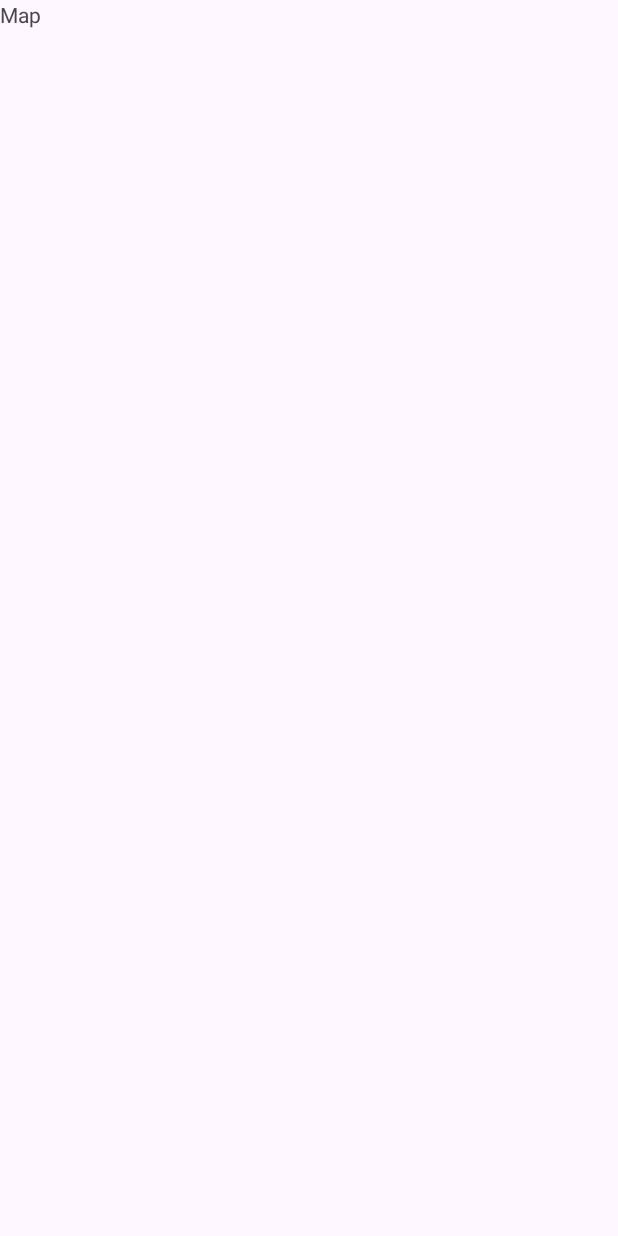
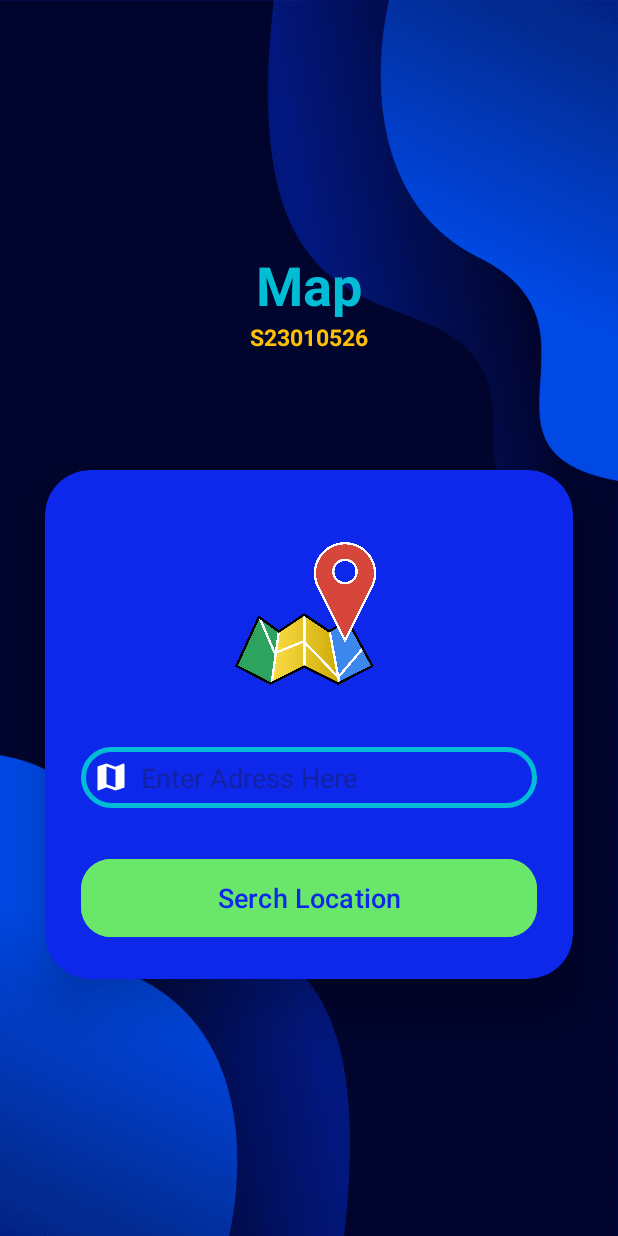
Before and after one commit to AsithaKanchana1/lab-activity-android-1, an Android app: the MapActivity screen opened directly, with no data from a screen before it, on a phone screen of 412 x 824 dp. Before the commit the screen is almost empty. Run offline under Robolectric (Android 15) with nearby library versions, the phone set to English and light mode, and no system bars.

```diff
--- a/app/build.gradle.kts
+++ b/app/build.gradle.kts
@@ -1,3 +1,10 @@
+import java.util.Properties
+
+val properties = Properties()
+val localPropertiesFile = project.rootProject.file("local.properties")
+if (localPropertiesFile.exists()) {
+    properties.load(localPropertiesFile.inputStream())
+}
 plugins {
     alias(libs.plugins.android.application)
 }
@@ -14,6 +21,8 @@ android {
         versionName = "1.0"
 
         testInstrumentationRunner = "androidx.test.runner.AndroidJUnitRunner"
+        val mapsApiKey = properties.getProperty("MAPS_API_KEY") ?: ""
+        resValue("string", "my_api_key", mapsApiKey)
     }
 
     buildTypes {
@@ -45,4 +54,5 @@ dependencies {
     testImplementation(libs.junit)
     androidTestImplementation(libs.ext.junit)
     androidTestImplementation(libs.espresso.core)
+    implementation("com.google.maps.android:android-maps-utils:3.10.0")
 }
--- a/app/src/main/AndroidManifest.xml
+++ b/app/src/main/AndroidManifest.xml
@@ -1,6 +1,11 @@
 <?xml version="1.0" encoding="utf-8"?>
 <manifest xmlns:android="http://schemas.android.com/apk/res/android"
     xmlns:tools="http://schemas.android.com/tools">
+
+    <uses-permission android:name="android.permission.ACCESS_FINE_LOCATION"/>
+    <uses-permission android:name="android.permission.INTERNET"/>
+    <uses-permission android:name="android.permission.ACCESS_NETWORK_STATE"/>
+    <uses-permission android:name="android.permission.ACCESS_COARSE_LOCATION"/>
 
     <application
         android:allowBackup="true"
@@ -33,6 +38,9 @@
                 <category android:name="android.intent.category.LAUNCHER" />
             </intent-filter>
         </activity>
+        <meta-data
+            android:name="com.google.android.geo.API_KEY"
+            android:value="@string/my_api_key"/>
     </application>
 
 </manifest>
--- a/app/src/main/java/com/s23010526/asitha/MapActivity.java
+++ b/app/src/main/java/com/s23010526/asitha/MapActivity.java
@@ -1,6 +1,13 @@
 package com.s23010526.asitha;
 
+import android.content.ActivityNotFoundException;
+import android.content.Intent;
+import android.net.Uri;
 import android.os.Bundle;
+import android.view.View;
+import android.widget.Button;
+import android.widget.EditText;
+import android.widget.Toast;
 
 import androidx.activity.EdgeToEdge;
 import androidx.appcompat.app.AppCompatActivity;
@@ -10,15 +17,70 @@ import androidx.core.view.WindowInsetsCompat;
 
 public class MapActivity extends AppCompatActivity {
 
+    private EditText editTextAddress;
+    private Button btnSearch;
+
     @Override
     protected void onCreate(Bundle savedInstanceState) {
         super.onCreate(savedInstanceState);
         EdgeToEdge.enable(this);
         setContentView(R.layout.activity_map);
+
+        // Initialize UI elements
+        editTextAddress = findViewById(R.id.addressInput);
+        btnSearch = findViewById(R.id.mapSearchButton);
+
+        // Set the click listener for the search button
+        btnSearch.setOnClickListener(new View.OnClickListener() {
+            @Override
+            public void onClick(View v) {
+                // Get the text from the EditText
+                String address = editTextAddress.getText().toString().trim();
+
+                // Check if the address is empty
+                if (address.isEmpty()) {
+                    Toast.makeText(MapActivity.this, "Please enter an address", Toast.LENGTH_SHORT).show();
+                } else {
+                    // If not empty, call the openMap method
+                    openMap(address);
+                }
+            }
+        });
+
         ViewCompat.setOnApplyWindowInsetsListener(findViewById(R.id.main), (v, insets) -> {
             Insets systemBars = insets.getInsets(WindowInsetsCompat.Type.systemBars());
             v.setPadding(systemBars.left, systemBars.top, systemBars.right, systemBars.bottom);
             return insets;
         });
     }
+
+    /**
+     * Creates an intent to open the entered address in the Google Maps application.
+     * If Google Maps is not installed, it opens the Play Store page for the app.
+     * @param address The location address to search for.
+     */
+    private void openMap(String address) {
+        try {
+            // Create a Uri for the intent with the geo coordinates and a query for the address
+            Uri gmmIntentUri = Uri.parse("geo:0,0?q=" + Uri.encode(address));
+
+            // Create an Intent to view the location on a map
+            Intent mapIntent = new Intent(Intent.ACTION_VIEW, gmmIntentUri);
+
+            // Set the package to ensure it opens in Google Maps
+            mapIntent.setPackage("com.google.android.apps.maps"); //
+
+            // Start the activity
+            startActivity(mapIntent); //
+
+        } catch (ActivityNotFoundException e) {
+            // If Google Maps is not installed, launch the Play Store to install it
+            Uri playStoreUri = Uri.parse("https://play.google.com/store/apps/details?id=com.google.android.apps.maps&hl=en&gl=US"); //
+            Intent playStoreIntent = new Intent(Intent.ACTION_VIEW, playStoreUri); //
+            startActivity(playStoreIntent); //
+
+            // Inform the user
+            Toast.makeText(this, "Google Maps is not installed. Please install it to use this feature.", Toast.LENGTH_LONG).show();
+        }
+    }
 }
--- /dev/null
+++ b/app/src/main/res/drawable/map_base_24.xml
@@ -0,0 +1,5 @@
+<vector xmlns:android="http://schemas.android.com/apk/res/android" android:height="24dp" android:tint="#FFFFFF" android:viewportHeight="24" android:viewportWidth="24" android:width="24dp">
+
+    <path android:fillColor="@android:color/white" android:pathData="M20.5,3l-0.16,0.03L15,5.1 9,3 3.36,4.9c-0.21,0.07 -0.36,0.25 -0.36,0.48V20.5c0,0.28 0.22,0.5 0.5,0.5l0.16,-0.03L9,18.9l6,2.1 5.64,-1.9c0.21,-0.07 0.36,-0.25 0.36,-0.48V3.5c0,-0.28 -0.22,-0.5 -0.5,-0.5zM15,19l-6,-2.11V5l6,2.11V19z"/>
+
+</vector>
--- a/app/src/main/res/layout/activity_map.xml
+++ b/app/src/main/res/layout/activity_map.xml
@@ -1,17 +1,106 @@
 <?xml version="1.0" encoding="utf-8"?>
-<androidx.constraintlayout.widget.ConstraintLayout xmlns:android="http://schemas.android.com/apk/res/android"
+<LinearLayout
+    xmlns:android="http://schemas.android.com/apk/res/android"
     xmlns:app="http://schemas.android.com/apk/res-auto"
     xmlns:tools="http://schemas.android.com/tools"
+
     android:id="@+id/main"
+    android:orientation="vertical"
+    android:gravity="center"
     android:layout_width="match_parent"
     android:layout_height="match_parent"
-    tools:context=".MapActivity">
+    android:background="@drawable/bg_img2"
+    tools:context=".MainActivity">
+    <LinearLayout
+        android:layout_width="match_parent"
+        android:layout_height="wrap_content"
+        android:orientation="vertical"
+        android:layout_gravity="center_horizontal"
+        android:padding="24dp">
 
-    <TextView
-        android:id="@+id/textView"
-        android:layout_width="wrap_content"
+        <TextView
+            android:layout_width="match_parent"
+            android:layout_height="match_parent"
+            android:text="Map"
+            android:id="@+id/mapText"
+            android:textSize="36sp"
+            android:textAlignment="center"
+            android:textStyle="bold"
+            android:textColor="@color/lBlue"/>
+
+        <TextView
+            android:layout_width="match_parent"
+            android:layout_height="match_parent"
+            android:text="@string/sID"
+            android:id="@+id/sNumber"
+            android:textSize="15sp"
+            android:textAlignment="center"
+            android:textStyle="bold"
+            android:textColor="@color/yellow"/>
+    </LinearLayout>
+    <LinearLayout
+        android:layout_width="match_parent"
         android:layout_height="wrap_content"
-        android:text="Map"
-        tools:layout_editor_absoluteX="155dp"
-        tools:layout_editor_absoluteY="177dp" />
-</androidx.constraintlayout.widget.ConstraintLayout>
+        android:orientation="vertical"
+        android:layout_gravity="center_horizontal"
+        android:paddingTop="24dp"
+        android:paddingStart="24dp"
+        android:paddingEnd="24dp">
+
+    </LinearLayout>
+    <androidx.cardview.widget.CardView
+        android:layout_width="match_parent"
+        android:layout_height="wrap_content"
+        android:backgroundTint="@color/Blue2"
+        android:layout_margin="30dp"
+        app:cardCornerRadius="30dp"
+        app:cardElevation="20dp"
+        android:background="@drawable/custopm_edittext">
+
+        <LinearLayout
+            android:layout_width="match_parent"
+            android:layout_height="wrap_content"
+            android:orientation="vertical"
+            android:layout_gravity="center_horizontal"
+            android:padding="24dp">
+            <ImageView
+                android:id="@+id/mapLogo"
+                android:layout_marginBottom="5dp"
+                android:layout_gravity="center_horizontal"
+                android:layout_width="200dp"
+                android:layout_height="150dp"
+                app:srcCompat="@drawable/map_image_simple" />
+
+            <EditText
+                android:id="@+id/addressInput"
+                android:layout_width="match_parent"
+                android:layout_height="match_parent"
+                android:layout_marginTop="5dp"
+                android:background="@drawable/custopm_edittext"
+                android:drawableLeft="@drawable/map_base_24"
+                android:drawablePadding="8dp"
+                android:hint="Enter Adress Here"
+                android:padding="8dp"
+                android:textColor="@color/white"
+                android:textColorHighlight="@color/cardview_dark_background"
+                tools:ignore="TouchTargetSizeCheck" />
+
+
+            <com.google.android.material.button.MaterialButton
+                android:layout_width="match_parent"
+                android:layout_height="60dp"
+                android:id="@+id/mapSearchButton"
+                android:text="Serch Location"
+                android:textSize="18sp"
+                android:layout_marginTop="30dp"
+                android:textColor="@color/Blue2"
+                android:backgroundTint="@color/lGreen"
+                app:cornerRadius = "20dp"
+                />
+
+
+        </LinearLayout>
+    </androidx.cardview.widget.CardView>
+
+
+</LinearLayout>
--- a/build.gradle.kts
+++ b/build.gradle.kts
@@ -2,3 +2,13 @@
 plugins {
     alias(libs.plugins.android.application) apply false
 }
+buildscript {
+    repositories {
+        google()
+        mavenCentral()
+    }
+    dependencies {
+        // Other dependencies...
+        classpath ("com.google.android.libraries.mapsplatform.secrets-gradle-plugin:secrets-gradle-plugin:2.0.1")
+    }
+}
```
Also changed, not shown: app/src/main/res/drawable/map_image_simple.png (added), 1 other file.
